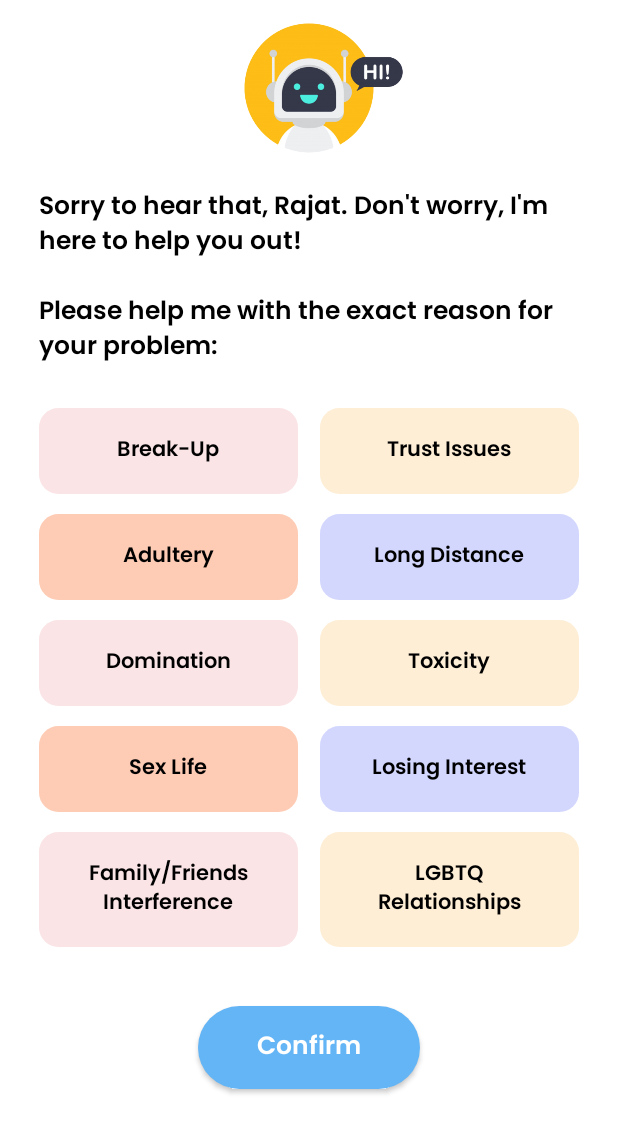
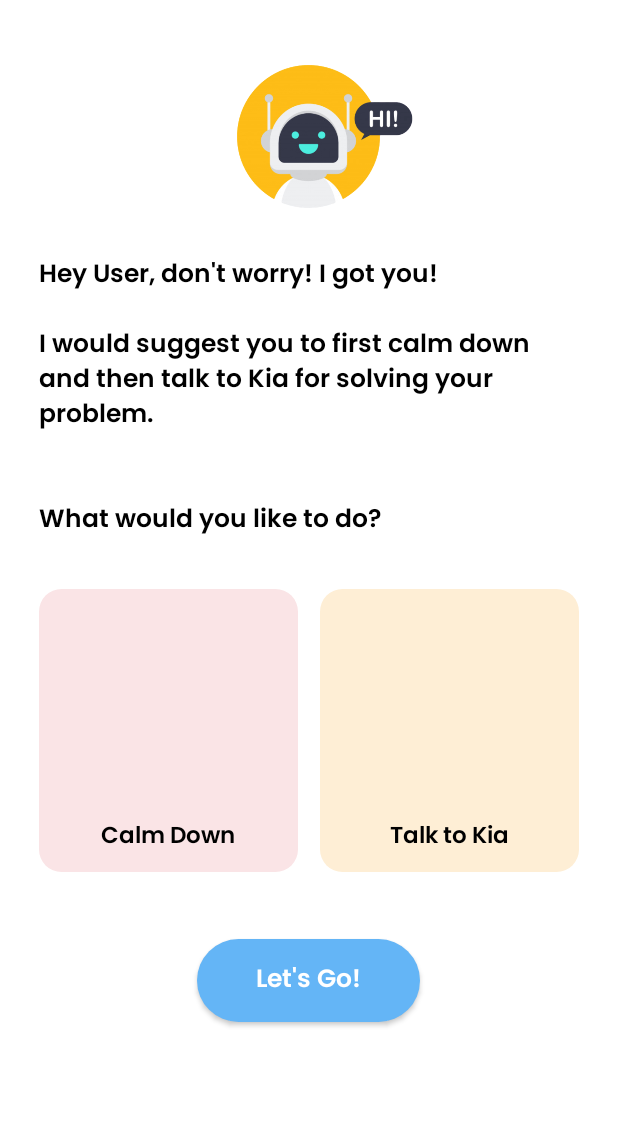
Before and after one commit to rajatbhanarkar/KiaChatBot, an Android app: the HomePageActivity screen opened directly, with no data from a screen before it, after a tap on an icon or button, on a phone screen of 412 x 824 dp. Shown: the top 1133 px of the screen. Run offline under Robolectric (Android 15) with nearby library versions, the phone set to English and light mode, and no system bars; our stand-ins replace sdp/ssp sizes; plain views replace SquareImageView.

Commit message:
New Commit

```diff
--- a/app/src/main/java/com/kiatech/kia/CounsellorBotActivity.java
+++ b/app/src/main/java/com/kiatech/kia/CounsellorBotActivity.java
@@ -123,6 +123,9 @@ public class CounsellorBotActivity extends AppCompatActivity implements BotReply
 
         sharedPreferences = getSharedPreferences("KiaSharedPreferences", MODE_PRIVATE);
         editor = sharedPreferences.edit();
+
+        counsgender = sharedPreferences.getString("BotGender", "female");
+        userName = sharedPreferences.getString("UserName", "User");
 
         //Ask for permissions
 
@@ -314,7 +317,7 @@ public class CounsellorBotActivity extends AppCompatActivity implements BotReply
                 }
                 message = message.substring(1);
 
-                message = message.replace("Alex", "Mahima");
+                message = message.replace("Alex", userName);
 
                 RecievedText.setText(""+message);
                 if (message.contains("http")){
@@ -459,6 +462,7 @@ public class CounsellorBotActivity extends AppCompatActivity implements BotReply
         if(returnResponse != null){
             String botReply = returnResponse.getQueryResult().getFulfillmentText();
             if(!botReply.isEmpty()){
+                botReply = botReply.replace("Alex", userName);
                 String[] sssss = botReply.split("\n\n\n\n");
 
                 if (sssss.length>1){
--- a/app/src/main/java/com/kiatech/kia/HomePageActivity.java
+++ b/app/src/main/java/com/kiatech/kia/HomePageActivity.java
@@ -5,6 +5,7 @@ import androidx.cardview.widget.CardView;
 
 import android.app.Dialog;
 import android.content.Intent;
+import android.content.SharedPreferences;
 import android.graphics.Color;
 import android.os.Bundle;
 import android.view.View;
@@ -12,11 +13,15 @@ import android.webkit.WebView;
 import android.webkit.WebViewClient;
 import android.widget.Button;
 import android.widget.ImageView;
+import android.widget.TextView;
 
 public class HomePageActivity extends AppCompatActivity {
 
     CardView cardView1, cardView2, cardView3, cardView4, cardView5, cardView6;
     ImageView Diary;
+    TextView Greeting;
+    SharedPreferences sharedPreferences;
+    SharedPreferences.Editor editor;
 
     @Override
     protected void onCreate(Bundle savedInstanceState) {
@@ -32,6 +37,12 @@ public class HomePageActivity extends AppCompatActivity {
         cardView5 = (CardView)findViewById(R.id.cvhpacard5);
         cardView6 = (CardView)findViewById(R.id.cvhpacard6);
         Diary = (ImageView)findViewById(R.id.ivhpadiary);
+        Greeting = (TextView)findViewById(R.id.tvgreeting);
+
+        sharedPreferences = getSharedPreferences("KiaSharedPreferences", MODE_PRIVATE);
+        editor = sharedPreferences.edit();
+
+        Greeting.setText("Hi, " + sharedPreferences.getString("UserName", "User") + "!");
 
         Diary.setOnClickListener(new View.OnClickListener() {
             @Override
@@ -51,18 +62,13 @@ public class HomePageActivity extends AppCompatActivity {
 
     void openDialog(){
         Dialog dialog = new Dialog(HomePageActivity.this, R.style.myDialog);
-        dialog.setContentView(R.layout.problem_type_chooser_layout);
+        dialog.setContentView(R.layout.action_chooser_layout);
 
-        Button Confirm = (Button)dialog.findViewById(R.id.btndlg1confirm);
+        CardView CalmDown = (CardView)dialog.findViewById(R.id.cvcalmdown);
+        CardView TalkCounsellor = (CardView)dialog.findViewById(R.id.cvtalkcounsellor);
+        TextView DontWorry = (TextView)dialog.findViewById(R.id.tvdontworry);
 
-        Confirm.setOnClickListener(new View.OnClickListener() {
-            @Override
-            public void onClick(View view) {
-                Dialog dialog2 = new Dialog(HomePageActivity.this, R.style.myDialog);
-                dialog2.setContentView(R.layout.action_chooser_layout);
-
-                CardView CalmDown = (CardView)dialog2.findViewById(R.id.cvcalmdown);
-                CardView TalkCounsellor = (CardView)dialog2.findViewById(R.id.cvtalkcounsellor);
+        DontWorry.setText("Hey " + sharedPreferences.getString("UserName", "User") +", don't worry! I got you!\n\nI would suggest you to first calm down and then talk to Kia for solving your problem.\n\n\nWhat would you like to do?");
 
         CalmDown.setOnClickListener(new View.OnClickListener() {
             @Override
@@ -80,10 +86,6 @@ public class HomePageActivity extends AppCompatActivity {
             }
         });
 
-                dialog2.show();
-            }
-        });
-
         dialog.show();
     }
 }
--- a/app/src/main/res/layout/action_chooser_layout.xml
+++ b/app/src/main/res/layout/action_chooser_layout.xml
@@ -18,10 +18,11 @@
         android:src="@drawable/chatbot_logo"/>
 
     <TextView
+        android:id="@+id/tvdontworry"
         android:layout_width="wrap_content"
         android:layout_height="wrap_content"
         android:fontFamily="@font/poppinssemibold"
-        android:text="Hey Mahima, don't worry! I got you!\n\nI would suggest you to first calm down and then talk to Kia for solving your problem.\n\n\nWhat would you like to do?"
+        android:text="Hey User, don't worry! I got you!\n\nI would suggest you to first calm down and then talk to Kia for solving your problem.\n\n\nWhat would you like to do?"
         android:textColor="@color/black"
         android:layout_marginTop="@dimen/_10sdp"
         android:textSize="@dimen/_13sdp"
--- a/app/src/main/res/layout/activity_health_status.xml
+++ b/app/src/main/res/layout/activity_health_status.xml
@@ -53,9 +53,10 @@
         android:layout_marginTop="@dimen/_20sdp" />
 
     <TextView
+        android:id="@+id/tvimproving"
         android:layout_width="wrap_content"
         android:layout_height="wrap_content"
-        android:text="Hey Mahima,\nyou seem to be really improving this week!"
+        android:text="Hey User,\nyou seem to be really improving this week!"
         android:fontFamily="@font/poppinssemibold"
         android:layout_marginLeft="@dimen/_30sdp"
         android:layout_marginTop="@dimen/_30sdp"
--- a/app/src/main/res/layout/activity_home_page.xml
+++ b/app/src/main/res/layout/activity_home_page.xml
@@ -47,7 +47,7 @@
                 android:layout_height="wrap_content"
                 android:fontFamily="@font/poppinssemibold"
                 android:layout_marginTop="@dimen/_8sdp"
-                android:text="Hi, Mahima!"
+                android:text="Hi, User!"
                 android:layout_marginLeft="@dimen/_45sdp"
                 android:elevation="15dp"
                 android:textColor="@color/black"
--- a/app/src/main/res/layout/activity_music_player.xml
+++ b/app/src/main/res/layout/activity_music_player.xml
@@ -8,6 +8,7 @@
     tools:context=".MusicPlayerActivity">
 
     <TextView
+        android:id="@+id/tvusercalm"
         android:layout_width="match_parent"
         android:layout_height="wrap_content"
         android:gravity="center"
@@ -16,7 +17,7 @@
         android:layout_marginTop="@dimen/_80sdp"
         android:fontFamily="@font/poppinssemibold"
         android:textSize="@dimen/_18sdp"
-        android:text="Mahima, Calm yourself down"/>
+        android:text="User, Calm yourself down"/>
 
     <TextView
         android:id="@+id/circleview"
--- a/app/src/main/res/layout/activity_run_model.xml
+++ b/app/src/main/res/layout/activity_run_model.xml
@@ -23,7 +23,7 @@
 
     <androidx.cardview.widget.CardView
         android:layout_width="@dimen/_250sdp"
-        android:layout_height="@dimen/_300sdp"
+        android:layout_height="@dimen/_250sdp"
         app:cardCornerRadius="@dimen/_20sdp"
         android:layout_marginTop="@dimen/_50sdp"
         android:layout_centerHorizontal="true"
@@ -51,7 +51,7 @@
         android:fontFamily="@font/poppinssemibold"
         android:gravity="center"
         android:padding="@dimen/_10sdp"
-        android:text="Sorry to know that you're sad!"
+        android:text=""
         android:textColor="@color/black"
         android:textSize="@dimen/_14sdp" />
 
--- a/app/src/main/res/layout/problem_type_chooser_layout.xml
+++ b/app/src/main/res/layout/problem_type_chooser_layout.xml
@@ -20,7 +20,7 @@
         android:layout_width="wrap_content"
         android:layout_height="wrap_content"
         android:fontFamily="@font/poppinssemibold"
-        android:text="Sorry to hear that, Rajat. Don't worry, I'm here to help you out!\n\nPlease help me with the exact reason for your problem:"
+        android:text="Sorry to hear that. Don't worry, I'm here to help you out!\n\nPlease help me with the exact reason for your problem:"
         android:textColor="@color/black"
         android:layout_marginTop="@dimen/_5sdp"
         android:textSize="@dimen/_13sdp"
--- a/app/src/main/res/layout/send_layout.xml
+++ b/app/src/main/res/layout/send_layout.xml
@@ -17,7 +17,7 @@
             android:id="@+id/tvsend"
             android:layout_width="wrap_content"
             android:layout_height="wrap_content"
-            android:text="Hello Rajat!"
+            android:text="Hello User!"
             android:fontFamily="@font/poppinsregular"
             android:padding="12dp"
             android:textStyle="bold"
```
Also changed, not shown: app/src/main/java/com/kiatech/kia/HealthStatusActivity.java (+8 -0 lines), app/src/main/java/com/kiatech/kia/MainActivity.java (+18 -4 lines), app/src/main/java/com/kiatech/kia/MusicPlayerActivity.java (+8 -1 lines), app/src/main/java/com/kiatech/kia/RunModelActivity.java (+5 -3 lines), app/src/main/java/com/kiatech/kia/UserRegistrationActivity.java (+5 -2 lines). Lines whose indentation alone changed are shown as unchanged.
